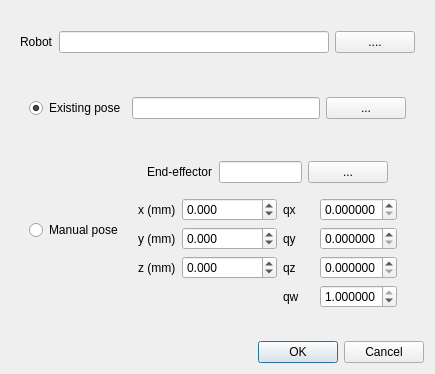
First picture: the form in resources/ui/bring_robot_to_pose_dialog.ui, repository galou/freecad.cross, before the edit.
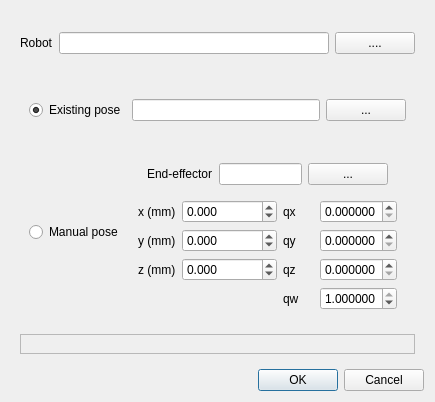
Second picture: the form after the edit.

Commit message:
Add support for redundant robots in BringRobotToPose
If the robot has more than 6 joints in the kinematic chain to the
end-effector, the user can now choose to fix some of them to specific
values in the BringRobotToPose dialog. This allows supporting redundant
robots, for which there are infinitely many IK solutions, by letting the
user choose a value for the redundant joints.

```diff
--- a/resources/ui/bring_robot_to_pose_dialog.ui
+++ b/resources/ui/bring_robot_to_pose_dialog.ui
@@ -7,7 +7,7 @@
     <x>0</x>
     <y>0</y>
     <width>435</width>
-    <height>374</height>
+    <height>402</height>
    </rect>
   </property>
   <property name="windowTitle">
@@ -258,6 +258,21 @@
         </layout>
        </widget>
       </item>
+      <item>
+       <widget class="QFrame" name="fixed_joints_frame">
+        <property name="frameShape">
+         <enum>QFrame::StyledPanel</enum>
+        </property>
+        <property name="frameShadow">
+         <enum>QFrame::Raised</enum>
+        </property>
+        <layout class="QVBoxLayout" name="verticalLayout_4">
+         <item>
+          <layout class="QGridLayout" name="fixed_joints_grid_layout"/>
+         </item>
+        </layout>
+       </widget>
+      </item>
      </layout>
     </widget>
    </item>
```
The commit also changes 6 other files.
